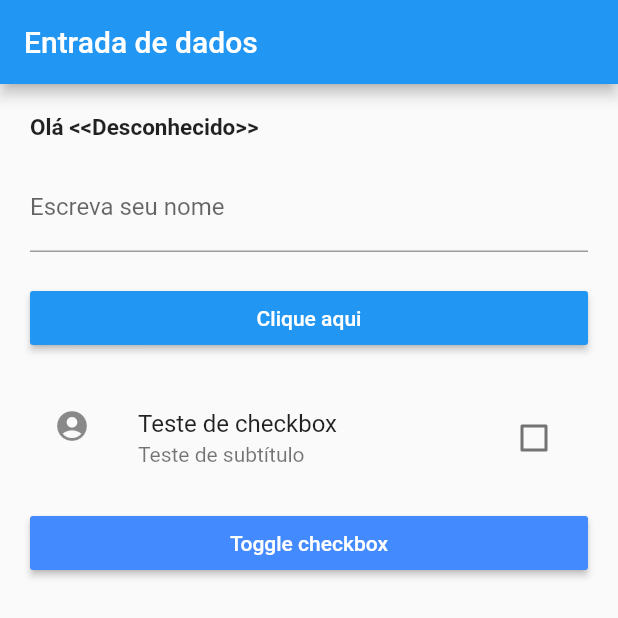
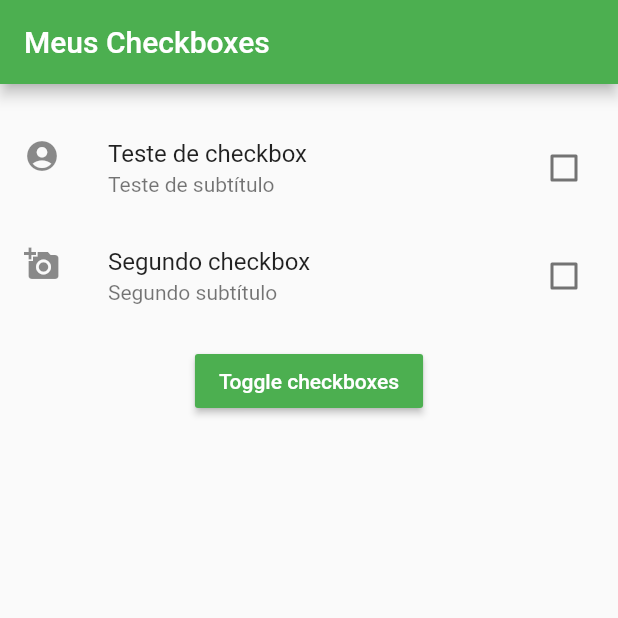
Before and after one commit to moreirapontocom/flutter-entrada-dados-forms, a Flutter app: the screen it shows after launch, after a tap on "Teste de checkbox", on a phone screen of 412 x 824 dp, the top half of it. Run offline on Flutter 3.47's test engine with Material 2 defaults, Android fonts, the phone set to English and light mode, and no system bars.

Commit message:
Separating fields and checkboxes in different pages

```diff
--- a/lib/campoTexto.dart
+++ b/lib/campoTexto.dart
@@ -10,8 +10,6 @@ class _CampoTextoState extends State<CampoTexto> {
   TextEditingController _textEditingController = TextEditingController();
 
   String _nome = "Olá <<Desconhecido>>";
-
-  bool _checkbox = true;
 
   void _trocaNome() {
     setState(() {
@@ -62,30 +60,6 @@ class _CampoTextoState extends State<CampoTexto> {
                   onPressed: _trocaNome,
                 ),
               ),
-              Padding(
-                padding: EdgeInsets.only(top: 20, bottom: 10),
-                child: CheckboxListTile( // Ou apenas o Checkbox (sem o title) para ter apenas o quadradinho
-                  title: Text("Teste de checkbox"),
-                  subtitle: Text("Teste de subtítulo"),
-                  secondary: Icon(Icons.account_circle),
-                  activeColor: Colors.blue,
-                  value: _checkbox,
-                  onChanged: (bool valor) {
-                    setState(() {
-                      _checkbox = valor;
-                    });
-                  },
-                ),
-              ),
-              RaisedButton(
-                color: Colors.blueAccent,
-                onPressed: () {
-                  setState(() {
-                    _checkbox = !_checkbox;
-                  });
-                },
-                child: Text("Toggle checkbox", style: TextStyle(color: Colors.white),),
-              )
             ],
           ),
         ),
--- a/lib/main.dart
+++ b/lib/main.dart
@@ -1,10 +1,12 @@
-import 'package:entradadados/campoTexto.dart';
+// import 'package:entradadados/campoTexto.dart';
+import 'package:entradadados/mycheckbox.dart';
 import 'package:flutter/material.dart';
 
 void main() {
   runApp(MaterialApp(
     debugShowCheckedModeBanner: false,
     title: "Entrada de dados",
-    home: CampoTexto()
+    // home: CampoTexto()
+    home: MyCheckbox()
   ));
 }
--- /dev/null
+++ b/lib/mycheckbox.dart
@@ -0,0 +1,74 @@
+import 'package:flutter/material.dart';
+
+class MyCheckbox extends StatefulWidget {
+  @override
+  _MyCheckboxState createState() => _MyCheckboxState();
+}
+
+class _MyCheckboxState extends State<MyCheckbox> {
+
+  bool _checkbox = true;
+  bool _checkbox2 = false;
+
+  @override
+  Widget build(BuildContext context) {
+    return Scaffold(
+      appBar: AppBar(
+        title: Text("Meus Checkboxes"),
+        backgroundColor: Colors.green,
+      ),
+      body: SingleChildScrollView(
+        child: Column(
+          children: <Widget>[
+
+            Padding(
+              padding: EdgeInsets.only(top: 20, bottom: 10),
+              child: Column(
+                children: <Widget>[
+
+                  CheckboxListTile( // Ou apenas o Checkbox (sem o title) para ter apenas o quadradinho
+                    title: Text("Teste de checkbox"),
+                    subtitle: Text("Teste de subtítulo"),
+                    secondary: Icon(Icons.account_circle),
+                    activeColor: Colors.green,
+                    value: _checkbox,
+                    onChanged: (bool valor) {
+                      setState(() {
+                        _checkbox = valor;
+                      });
+                    },
+                  ),
+
+                  CheckboxListTile(
+                    title: Text("Segundo checkbox"),
+                    subtitle: Text("Segundo subtítulo"),
+                    secondary: Icon(Icons.add_a_photo),
+                    activeColor: Colors.green,
+                    value: _checkbox2,
+                    onChanged: (bool valor2) {
+                      setState(() {
+                        _checkbox2 = valor2;
+                      });
+                    },
+                  )
+
+                ],
+              ),
+            ),
+            RaisedButton(
+              color: Colors.green,
+              onPressed: () {
+                setState(() {
+                  _checkbox = !_checkbox;
+                  _checkbox2 = !_checkbox2;
+                });
+              },
+              child: Text("Toggle checkboxes", style: TextStyle(color: Colors.white),),
+            )
+
+          ],
+        ),
+      )
+    );
+  }
+}
```
